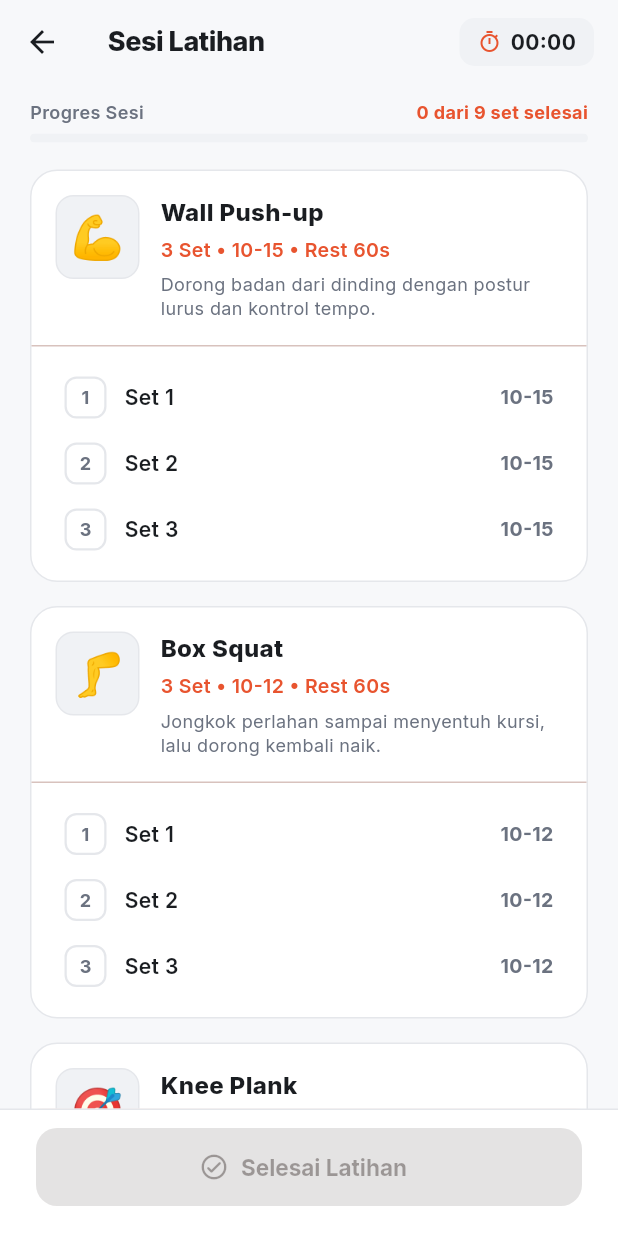
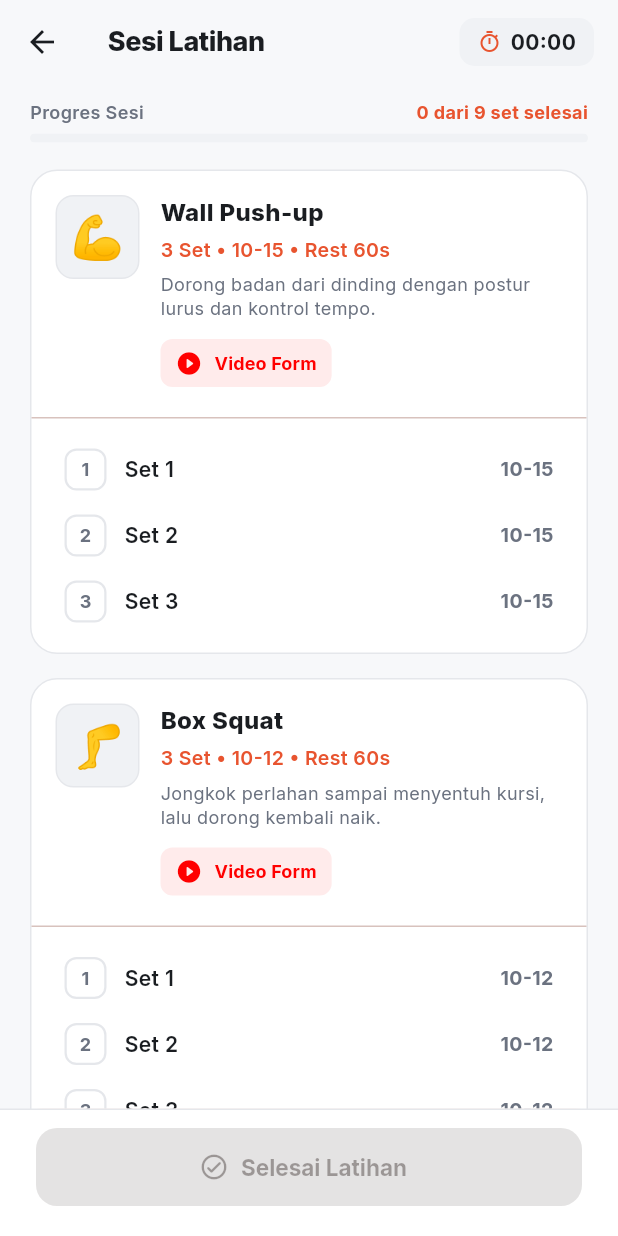
Before and after one commit to fandimetall/calisthenics-tracker, a Flutter app: the WorkoutSessionScreen screen opened directly, on a phone screen of 412 x 824 dp. Run offline on Flutter 3.47's test engine with Material 3 defaults, Android fonts, the phone set to English and light mode, and no system bars; our stand-ins replace google_fonts, shared_preferences, supabase_flutter; accounts and stored records are empty.

Commit message:
feat: add direct YouTube tutorial video launchers in library and workout session

```diff
--- /dev/null
+++ b/lib/core/widgets/exercise_video_launcher.dart
@@ -0,0 +1,81 @@
+import 'package:flutter/material.dart';
+import 'package:google_fonts/google_fonts.dart';
+import 'package:url_launcher/url_launcher.dart';
+
+/// Helper utility for launching YouTube tutorial videos for calisthenics exercises.
+class ExerciseVideoLauncher {
+  /// Opens YouTube search results targeting form/execution tutorials for this exercise.
+  static Future<bool> launchTutorial(BuildContext context, String exerciseName) async {
+    final query = Uri.encodeComponent('how to do $exerciseName calisthenics tutorial form');
+    final uri = Uri.parse('https://www.youtube.com/results?search_query=$query');
+
+    try {
+      final launched = await launchUrl(
+        uri,
+        mode: LaunchMode.externalApplication,
+      );
+      if (!launched) {
+        // Fallback to platform default browser / in-app view
+        return await launchUrl(uri, mode: LaunchMode.platformDefault);
+      }
+      return true;
+    } catch (e) {
+      if (context.mounted) {
+        ScaffoldMessenger.of(context).showSnackBar(
+          SnackBar(
+            content: Text(
+              'Tidak dapat membuka video: $e',
+              style: GoogleFonts.inter(),
+            ),
+            backgroundColor: Colors.red[700],
+          ),
+        );
+      }
+      return false;
+    }
+  }
+
+  /// Reusable stylish button for exercise tutorial video.
+  static Widget buildTutorialButton({
+    required BuildContext context,
+    required String exerciseName,
+    bool compact = false,
+  }) {
+    if (compact) {
+      return TextButton.icon(
+        onPressed: () => launchTutorial(context, exerciseName),
+        icon: const Icon(Icons.play_circle_fill_rounded, size: 18, color: Color(0xFFFF0000)),
+        label: Text(
+          'Video Form',
+          style: GoogleFonts.inter(
+            fontSize: 12,
+            fontWeight: FontWeight.w700,
+            color: const Color(0xFFFF0000),
+          ),
+        ),
+        style: TextButton.styleFrom(
+          padding: const EdgeInsets.symmetric(horizontal: 10, vertical: 6),
+          backgroundColor: const Color(0xFFFF0000).withValues(alpha: 0.08),
+          shape: RoundedRectangleBorder(borderRadius: BorderRadius.circular(8)),
+          visualDensity: VisualDensity.compact,
+        ),
+      );
+    }
+
+    return FilledButton.icon(
+      onPressed: () => launchTutorial(context, exerciseName),
+      icon: const Icon(Icons.play_arrow_rounded, size: 20, color: Colors.white),
+      label: Text(
+        'Tonton Video Panduan di YouTube',
+        style: GoogleFonts.inter(fontSize: 14, fontWeight: FontWeight.w700),
+      ),
+      style: FilledButton.styleFrom(
+        backgroundColor: const Color(0xFFE62117), // YouTube brand red
+        foregroundColor: Colors.white,
+        elevation: 0,
+        padding: const EdgeInsets.symmetric(vertical: 14, horizontal: 16),
+        shape: RoundedRectangleBorder(borderRadius: BorderRadius.circular(12)),
+      ),
+    );
+  }
+}
--- a/lib/features/workout/workout_session_screen.dart
+++ b/lib/features/workout/workout_session_screen.dart
@@ -5,6 +5,7 @@ import 'package:google_fonts/google_fonts.dart';
 import 'package:shared_preferences/shared_preferences.dart';
 import '../../core/theme/app_theme.dart';
 import '../../core/widgets/responsive_layout.dart';
+import '../../core/widgets/exercise_video_launcher.dart';
 import '../../services/supabase_service.dart';
 
 class WorkoutSessionScreen extends StatefulWidget {
@@ -581,6 +582,12 @@ class _WorkoutSessionScreenState extends State<WorkoutSessionScreen> {
                           ),
                         ),
                       ],
+                      const SizedBox(height: 8),
+                      ExerciseVideoLauncher.buildTutorialButton(
+                        context: context,
+                        exerciseName: name,
+                        compact: true,
+                      ),
                     ],
                   ),
                 ),
--- a/pubspec.yaml
+++ b/pubspec.yaml
@@ -40,6 +40,7 @@ dependencies:
   go_router: ^17.0.0
   google_fonts: ^6.3.2
   lottie: ^3.3.1
+  url_launcher: ^6.3.2
 
 dev_dependencies:
   flutter_test:
```
Also changed, not shown: lib/features/library/exercise_library_screen.dart (+13 -2 lines), public/assets/fonts/MaterialIcons-Regular.otf, pubspec.lock, 3 other files.
